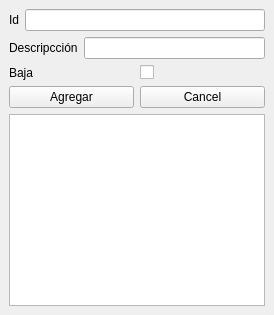
First picture: the form in views/ui/window.ui, repository CocoMarck/administracionDeActividades, before the edit.
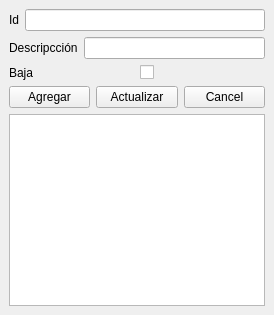
Second picture: the form after the edit.

The edit to the form file:
```diff
--- a/views/ui/window.ui
+++ b/views/ui/window.ui
@@ -83,6 +83,14 @@
       </widget>
      </item>
      
+     <item>
+      <widget class="QPushButton" name="button_update">
+       <property name="text">
+        <string>Actualizar</string>
+       </property>
+      </widget>
+     </item>
+     
      <item>
       <widget class="QPushButton" name="button_cancel">
        <property name="text"><string>Cancel</string></property>
```
Left out of the diff: 4 changed lines with no effect on the pictures.
